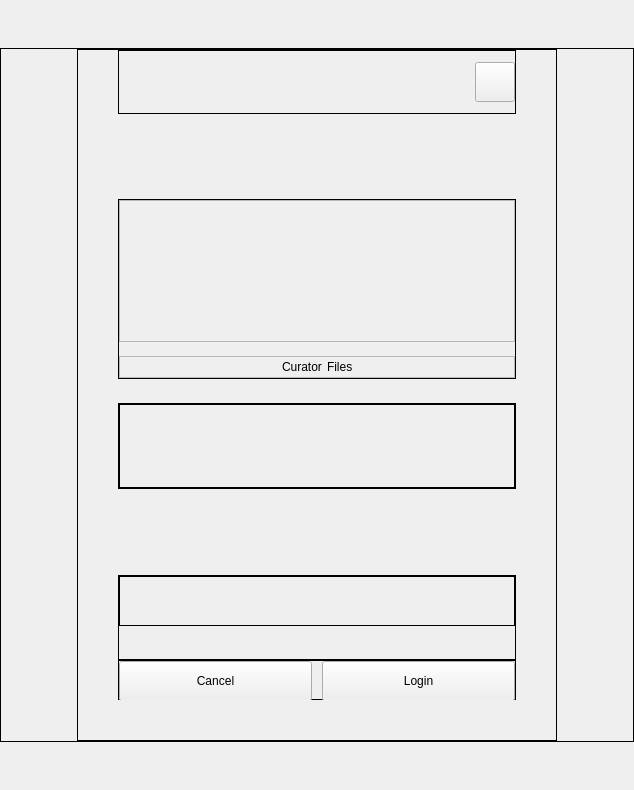
CSG-Development/owncloud-client, file src/gui/newwizard/pages/emailpage.ui: the form before one commit.
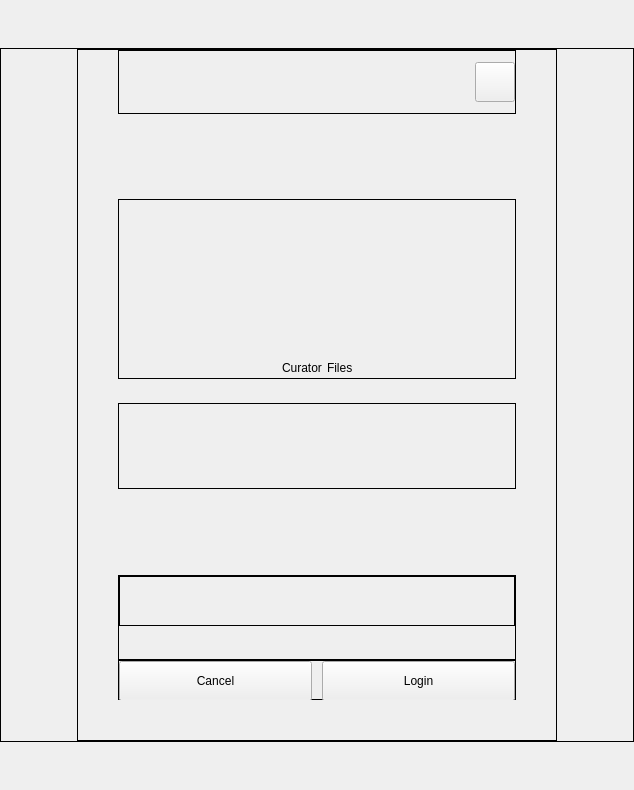
The form after the commit. Custom widgets are drawn as their Qt base class.

```diff
--- a/src/gui/newwizard/pages/emailpage.ui
+++ b/src/gui/newwizard/pages/emailpage.ui
@@ -258,11 +258,8 @@
                </property>
                <item>
                 <widget class="QFrame" name="frameImage">
-                 <property name="frameShape">
-                  <enum>QFrame::Shape::StyledPanel</enum>
-                 </property>
-                 <property name="frameShadow">
-                  <enum>QFrame::Shadow::Raised</enum>
+                 <property name="class" stdset="0">
+                  <string notr="true">helper_frame</string>
                  </property>
                  <layout class="QHBoxLayout" name="horizontalLayout_4">
                   <property name="spacing">
@@ -352,11 +349,8 @@
                </item>
                <item>
                 <widget class="QFrame" name="frameText">
-                 <property name="frameShape">
-                  <enum>QFrame::Shape::StyledPanel</enum>
-                 </property>
-                 <property name="frameShadow">
-                  <enum>QFrame::Shadow::Raised</enum>
+                 <property name="class" stdset="0">
+                  <string notr="true">helper_frame</string>
                  </property>
                  <layout class="QHBoxLayout" name="horizontalLayout_3">
                   <property name="spacing">
@@ -490,11 +484,8 @@
                    <height>84</height>
                   </size>
                  </property>
-                 <property name="frameShape">
-                  <enum>QFrame::Shape::Box</enum>
-                 </property>
-                 <property name="frameShadow">
-                  <enum>QFrame::Shadow::Plain</enum>
+                 <property name="class" stdset="0">
+                  <string notr="true">helper_frame</string>
                  </property>
                  <layout class="QVBoxLayout" name="verticalLayout_6">
                   <property name="leftMargin">
```
Left out of the diff: 24 changed lines with no effect on the pictures.
